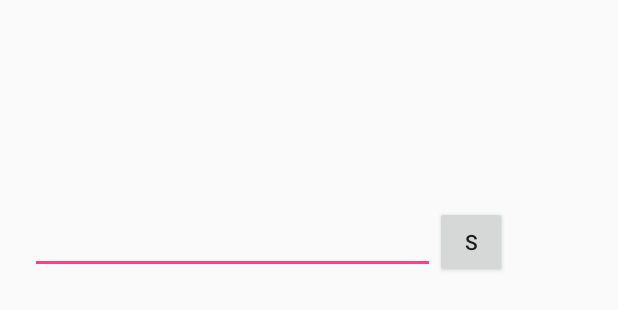
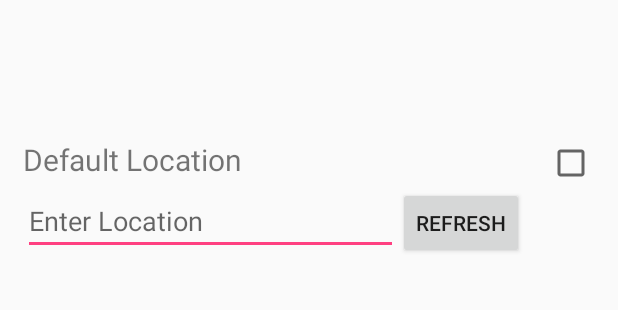
Before and after one commit to Francid/EventLocation-App, an Android app: the layout fragment_home.xml on its own in the app's theme, with its tools: preview values and no code run, on a phone screen of 412 x 824 dp. Shown: the top 310 px of the screen. Run offline under Robolectric (Android 15) with nearby library versions, the phone set to English and light mode, and no system bars.

Commit message:
Home Fragment list view and checkbox

```diff
--- a/app/src/main/res/layout/activity_welcomepage.xml
+++ b/app/src/main/res/layout/activity_welcomepage.xml
@@ -29,6 +29,7 @@
                 android:layout_width="wrap_content"
                 android:layout_height="wrap_content"
                 android:text="Default Location"
+                android:textSize="20dp"
                 android:layout_row="0"
                 android:layout_column="0" />
 
@@ -42,7 +43,9 @@
             android:layout_width="match_parent"
             android:layout_height="wrap_content"
             android:hint="@string/hintLocation"
-            android:id="@+id/edTxtLocation" />
+            android:paddingTop="20dp"
+            android:id="@+id/edTxtLocation"
+            android:singleLine="true" />
 
         <Button
             android:layout_width="wrap_content"
--- a/app/src/main/res/layout/fragment_home.xml
+++ b/app/src/main/res/layout/fragment_home.xml
@@ -2,38 +2,60 @@
 <LinearLayout xmlns:android="http://schemas.android.com/apk/res/android"
     android:layout_width="match_parent"
     android:layout_height="match_parent"
-    android:padding="20dp"
-    android:orientation="vertical" >
+    android:padding="15dp"
+    android:orientation="vertical"
+    android:focusable="false">
 
     <TextView
         android:id="@+id/textView"
         android:layout_width="wrap_content"
         android:layout_height="wrap_content"
         android:layout_gravity="center"
-        android:paddingBottom="90dp"
         android:textSize="20sp"/>
+
+    <GridLayout
+        android:layout_width="match_parent"
+        android:layout_height="wrap_content"
+        android:paddingTop="50dp">
+
+        <TextView
+            android:layout_width="wrap_content"
+            android:layout_height="wrap_content"
+            android:text="Default Location"
+            android:textSize="20dp"
+            android:layout_row="0"
+            android:layout_column="0" />
+
+        <CheckBox
+            android:id="@+id/chkDefLoc"
+            android:layout_column="14"
+            android:layout_row="0" />
+    </GridLayout>
 
     <TableRow
         android:layout_width="match_parent"
         android:layout_height="wrap_content">
 
         <EditText
-            android:layout_width="270dp"
+            android:layout_width="250dp"
             android:layout_height="wrap_content"
-            android:id="@+id/editText" />
+            android:hint="@string/hintLocation"
+            android:focusableInTouchMode="true"
+            android:singleLine="true"
+            android:id="@+id/homeEditTxtLocation" />
 
         <Button
             style="?android:attr/buttonStyleSmall"
             android:layout_width="wrap_content"
             android:layout_height="wrap_content"
-            android:text="S"
-            android:id="@+id/button2" />
+            android:text="refresh"
+            android:id="@+id/btReload" />
     </TableRow>
 
     <ListView
         android:layout_width="match_parent"
         android:layout_height="wrap_content"
-        android:id="@+id/listView"
+        android:id="@+id/homeLstVwItems"
         android:layout_gravity="center_horizontal" />
 
 </LinearLayout>
```
Also changed, not shown: app/src/main/java/com/example/franchez/myswipe/BackgroudRun_Service.java (+14 -25 lines), app/src/main/java/com/example/franchez/myswipe/Database_Class.java (+12 -8 lines), app/src/main/java/com/example/franchez/myswipe/EventBrite_Class.java (+144 -87 lines), app/src/main/java/com/example/franchez/myswipe/Fragment_AllTab.java (+0 -7 lines), app/src/main/java/com/example/franchez/myswipe/Home_Fragment.java (+60 -3 lines), app/src/main/java/com/example/franchez/myswipe/MainActivity.java (+8 -1 lines), app/src/main/java/com/example/franchez/myswipe/WelcomePage_Activity.java (+12 -6 lines), 1 other file.
